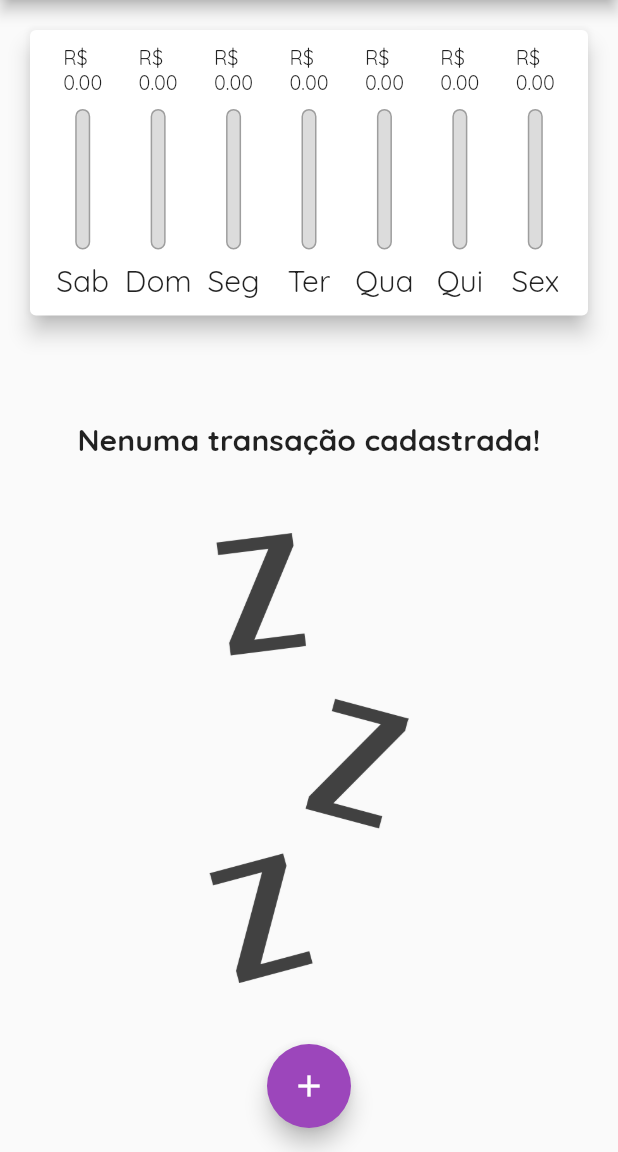
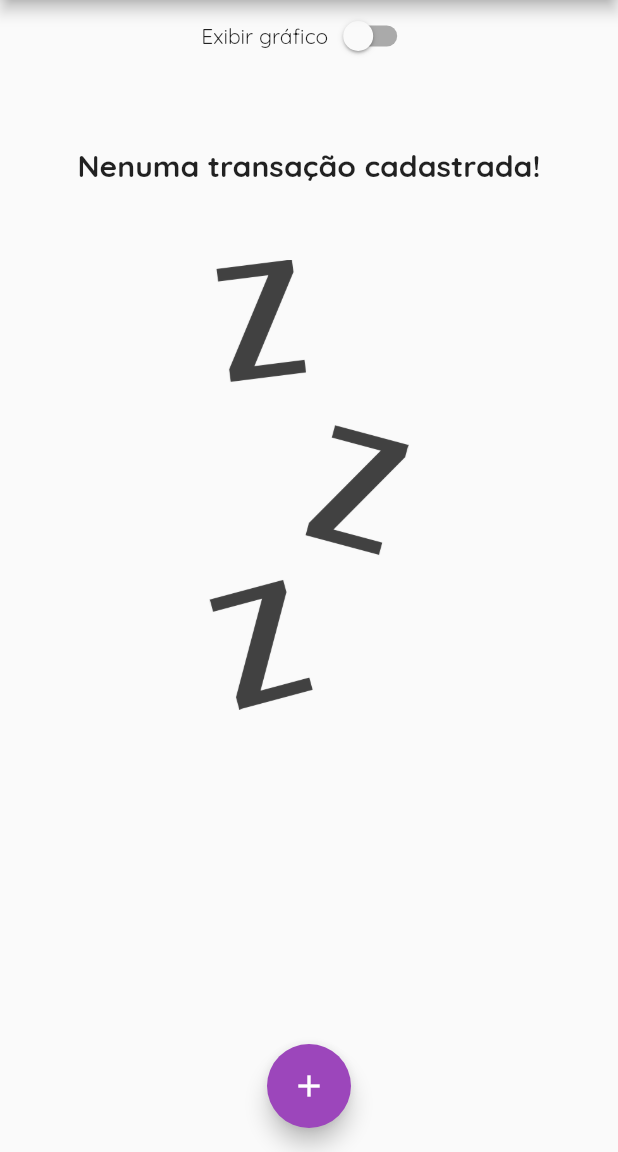
Before and after one commit to alefbispo/app_despesas, a Flutter app: the screen it shows after launch, on a phone screen of 412 x 824 dp, the part 84-1236 px from its top. Run offline on Flutter 3.47's test engine with Material 2 defaults, Android fonts, the phone set to English and light mode, and no system bars; our stand-ins replace google_fonts.

```diff
--- a/lib/main.dart
+++ b/lib/main.dart
@@ -60,6 +60,7 @@ class _MyHomePageState extends State<MyHomePage> {
     //   date: DateTime.now().subtract(Duration(days: 1)),
     // ),
   ];
+  bool _showGrafico = false;
 
   List<Transaction> get _recentTransactions {
     return _transactions.where((element) {
@@ -117,11 +118,27 @@ class _MyHomePageState extends State<MyHomePage> {
         child: Column(
           crossAxisAlignment: CrossAxisAlignment.stretch,
           children: [
+            Row(
+              mainAxisAlignment: MainAxisAlignment.center,
+              children: [
+                Text('Exibir gráfico'),
+                Switch(
+                  value: _showGrafico,
+                  onChanged: (value) {
+                    setState(() {
+                      _showGrafico = value;
+                    });
+                  },
+                ),
+              ],
+            ),
+            if (_showGrafico)
               SizedBox(
                   height: avaliableHeight * 0.3,
                   child: Grafico(recentTransaction: _recentTransactions)),
+            if (!_showGrafico)
               SizedBox(
-              height: avaliableHeight * 0.7,
+                height: avaliableHeight * 0.8,
                 child: TransactionList(
                     transations: _transactions, delete: _deleteTransaction),
               ),
```
Lines whose indentation alone changed are shown as unchanged.
